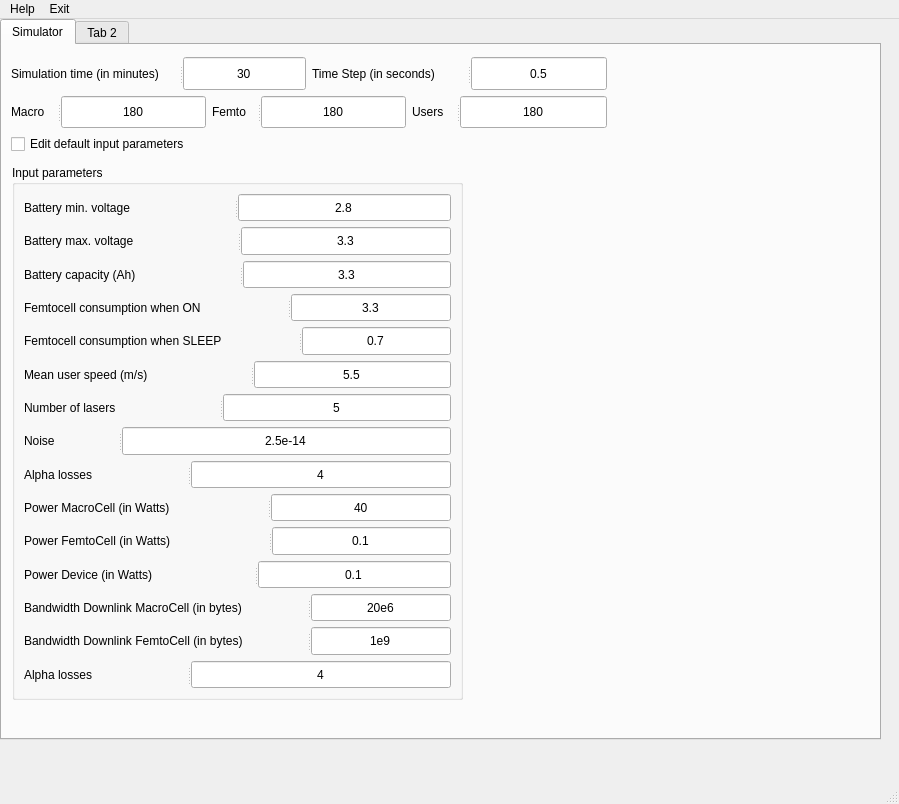
Above: ui/simulator.ui from 6G-XTREME/PoF_Simulator before the change. Below: the same form after it.
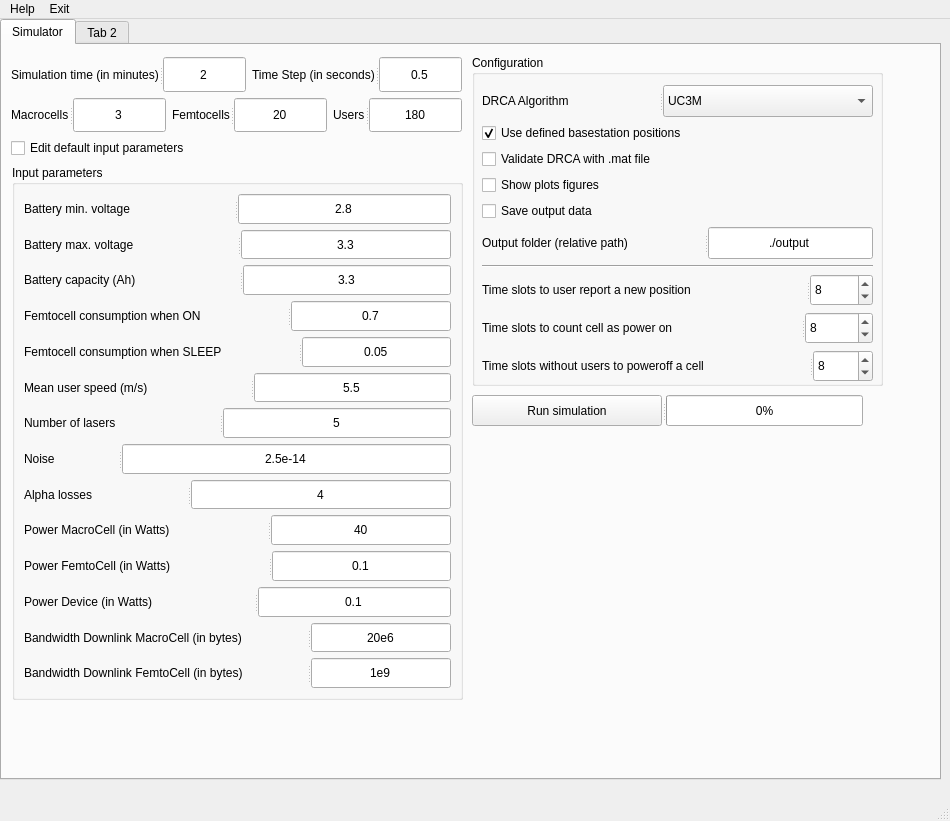
That is the form after the change.

Commit message: feat: ui executes simulator & shows graphs

```diff
--- a/ui/simulator.ui
+++ b/ui/simulator.ui
@@ -6,8 +6,8 @@
    <rect>
     <x>0</x>
     <y>0</y>
-    <width>899</width>
-    <height>804</height>
+    <width>950</width>
+    <height>821</height>
    </rect>
   </property>
   <property name="windowTitle">
@@ -19,8 +19,8 @@
      <rect>
       <x>0</x>
       <y>0</y>
-      <width>881</width>
-      <height>721</height>
+      <width>941</width>
+      <height>761</height>
      </rect>
     </property>
     <property name="sizePolicy">
@@ -75,6 +75,9 @@
           <property name="alignment">
            <set>Qt::AlignCenter</set>
           </property>
+          <property name="readOnly">
+           <bool>true</bool>
+          </property>
          </widget>
         </widget>
        </item>
@@ -104,6 +107,9 @@
           <property name="alignment">
            <set>Qt::AlignCenter</set>
           </property>
+          <property name="readOnly">
+           <bool>true</bool>
+          </property>
          </widget>
         </widget>
        </item>
@@ -133,6 +139,9 @@
           <property name="alignment">
            <set>Qt::AlignCenter</set>
           </property>
+          <property name="readOnly">
+           <bool>true</bool>
+          </property>
          </widget>
         </widget>
        </item>
@@ -157,11 +166,14 @@
            <enum>Qt::LeftToRight</enum>
           </property>
           <property name="text">
-           <string>3.3</string>
+           <string>0.7</string>
           </property>
           <property name="alignment">
            <set>Qt::AlignCenter</set>
           </property>
+          <property name="readOnly">
+           <bool>true</bool>
+          </property>
          </widget>
         </widget>
        </item>
@@ -186,11 +198,14 @@
            <enum>Qt::LeftToRight</enum>
           </property>
           <property name="text">
-           <string>0.7</string>
+           <string>0.05</string>
           </property>
           <property name="alignment">
            <set>Qt::AlignCenter</set>
           </property>
+          <property name="readOnly">
+           <bool>true</bool>
+          </property>
          </widget>
         </widget>
        </item>
@@ -220,6 +235,9 @@
           <property name="alignment">
            <set>Qt::AlignCenter</set>
           </property>
+          <property name="readOnly">
+           <bool>true</bool>
+          </property>
          </widget>
         </widget>
        </item>
@@ -249,6 +267,9 @@
           <property name="alignment">
            <set>Qt::AlignCenter</set>
           </property>
+          <property name="readOnly">
+           <bool>true</bool>
+          </property>
          </widget>
         </widget>
        </item>
@@ -278,6 +299,9 @@
           <property name="alignment">
            <set>Qt::AlignCenter</set>
           </property>
+          <property name="readOnly">
+           <bool>true</bool>
+          </property>
          </widget>
         </widget>
        </item>
@@ -307,6 +331,9 @@
           <property name="alignment">
            <set>Qt::AlignCenter</set>
           </property>
+          <property name="readOnly">
+           <bool>true</bool>
+          </property>
          </widget>
         </widget>
        </item>
@@ -336,6 +363,9 @@
           <property name="alignment">
            <set>Qt::AlignCenter</set>
           </property>
+          <property name="readOnly">
+           <bool>true</bool>
+          </property>
          </widget>
         </widget>
        </item>
@@ -365,6 +395,9 @@
           <property name="alignment">
            <set>Qt::AlignCenter</set>
           </property>
+          <property name="readOnly">
+           <bool>true</bool>
+          </property>
          </widget>
         </widget>
        </item>
@@ -394,6 +427,9 @@
           <property name="alignment">
            <set>Qt::AlignCenter</set>
           </property>
+          <property name="readOnly">
+           <bool>true</bool>
+          </property>
          </widget>
         </widget>
        </item>
@@ -423,6 +459,9 @@
           <property name="alignment">
            <set>Qt::AlignCenter</set>
           </property>
+          <property name="readOnly">
+           <bool>true</bool>
+          </property>
          </widget>
         </widget>
        </item>
@@ -452,47 +491,213 @@
           <property name="alignment">
            <set>Qt::AlignCenter</set>
           </property>
-         </widget>
-        </widget>
-       </item>
-       <item>
-        <widget class="QSplitter" name="splitter_18">
-         <property name="orientation">
-          <enum>Qt::Horizontal</enum>
-         </property>
-         <widget class="QLabel" name="small_cell_consumption_sleep_label_11">
-          <property name="text">
-           <string>Alpha losses</string>
-          </property>
-         </widget>
-         <widget class="QLineEdit" name="small_cell_consumption_sleep_edit_11">
-          <property name="sizePolicy">
-           <sizepolicy hsizetype="Maximum" vsizetype="Fixed">
-            <horstretch>0</horstretch>
-            <verstretch>0</verstretch>
-           </sizepolicy>
-          </property>
-          <property name="layoutDirection">
-           <enum>Qt::LeftToRight</enum>
-          </property>
-          <property name="text">
-           <string>4</string>
-          </property>
-          <property name="alignment">
-           <set>Qt::AlignCenter</set>
+          <property name="readOnly">
+           <bool>true</bool>
           </property>
          </widget>
         </widget>
        </item>
       </layout>
      </widget>
+     <widget class="QGroupBox" name="use_user_list_groupBox">
+      <property name="geometry">
+       <rect>
+        <x>470</x>
+        <y>10</y>
+        <width>411</width>
+        <height>331</height>
+       </rect>
+      </property>
+      <property name="title">
+       <string>Configuration</string>
+      </property>
+      <widget class="QWidget" name="">
+       <property name="geometry">
+        <rect>
+         <x>10</x>
+         <y>30</y>
+         <width>391</width>
+         <height>297</height>
+        </rect>
+       </property>
+       <layout class="QVBoxLayout" name="verticalLayout_3">
+        <item>
+         <widget class="QSplitter" name="splitter_21">
+          <property name="orientation">
+           <enum>Qt::Horizontal</enum>
+          </property>
+          <widget class="QLabel" name="algorithm_label">
+           <property name="text">
+            <string>DRCA Algorithm</string>
+           </property>
+          </widget>
+          <widget class="QComboBox" name="algorithm_comboBox">
+           <property name="sizePolicy">
+            <sizepolicy hsizetype="Maximum" vsizetype="Fixed">
+             <horstretch>0</horstretch>
+             <verstretch>0</verstretch>
+            </sizepolicy>
+           </property>
+           <property name="currentText">
+            <string>E-Lighthouse</string>
+           </property>
+           <item>
+            <property name="text">
+             <string>UC3M</string>
+            </property>
+           </item>
+           <item>
+            <property name="text">
+             <string>E-Lighthouse</string>
+            </property>
+           </item>
+          </widget>
+         </widget>
+        </item>
+        <item>
+         <widget class="QCheckBox" name="use_nice_setup_checkBox">
+          <property name="text">
+           <string>Use defined basestation positions</string>
+          </property>
+          <property name="checked">
+           <bool>true</bool>
+          </property>
+         </widget>
+        </item>
+        <item>
+         <widget class="QCheckBox" name="use_user_list_checkBox">
+          <property name="text">
+           <string>Validate DRCA with .mat file</string>
+          </property>
+         </widget>
+        </item>
+        <item>
+         <widget class="QCheckBox" name="show_plots_checkBox">
+          <property name="text">
+           <string>Show plots figures</string>
+          </property>
+          <property name="checked">
+           <bool>false</bool>
+          </property>
+         </widget>
+        </item>
+        <item>
+         <widget class="QCheckBox" name="save_output_checkBox">
+          <property name="text">
+           <string>Save output data</string>
+          </property>
+          <property name="checked">
+           <bool>false</bool>
+          </property>
+         </widget>
+        </item>
+        <item>
+         <widget class="QSplitter" name="splitter_22">
+          <property name="orientation">
+           <enum>Qt::Horizontal</enum>
+          </property>
+          <widget class="QLabel" name="output_folder_label">
+           <property name="text">
+            <string>Output folder (relative path)</string>
+           </property>
+          </widget>
+          <widget class="QLineEdit" name="output_folder_edit">
+           <property name="sizePolicy">
+            <sizepolicy hsizetype="Maximum" vsizetype="Fixed">
+             <horstretch>0</horstretch>
+             <verstretch>0</verstretch>
+            </sizepolicy>
+           </property>
+           <property name="layoutDirection">
+            <enum>Qt::LeftToRight</enum>
+           </property>
+           <property name="text">
+            <string>./output</string>
+           </property>
+           <property name="alignment">
+            <set>Qt::AlignCenter</set>
+           </property>
+          </widget>
+         </widget>
+        </item>
+        <item>
+         <widget class="Line" name="line">
+          <property name="orientation">
+           <enum>Qt::Horizontal</enum>
+          </property>
+         </widget>
+        </item>
+        <item>
+         <widget class="QSplitter" name="splitter_18">
+          <property name="orientation">
+           <enum>Qt::Horizontal</enum>
+          </property>
+          <widget class="QLabel" name="user_report_position_label">
+           <property name="text">
+            <string>Time slots to user report a new position</string>
+           </property>
+          </widget>
+          <widget class="QSpinBox" name="user_report_position_spinBox">
+           <property name="value">
+            <number>8</number>
+           </property>
+          </widget>
+         </widget>
+        </item>
+        <item>
+         <widget class="QSplitter" name="splitter_23">
+          <property name="orientation">
+           <enum>Qt::Horizontal</enum>
+          </property>
+          <widget class="QLabel" name="startup_max_tokens_label">
+           <property name="text">
+            <string>Time slots to count cell as power on</string>
+           </property>
+          </widget>
+          <widget class="QSpinBox" name="startup_max_tokens_spinBox">
+           <property name="value">
+            <number>8</number>
+           </property>
+          </widget>
+         </widget>
+        </item>
+        <item>
+         <widget class="QSplitter" name="splitter_24">
+          <property name="orientation">
+           <enum>Qt::Horizontal</enum>
+          </property>
+          <widget class="QLabel" name="poweroff_unused_cell_label">
+           <property name="text">
+            <string>Time slots without users to poweroff a cell</string>
+           </property>
+          </widget>
+          <widget class="QSpinBox" name="poweroff_unused_cell_spinBox">
+           <property name="value">
+            <number>8</number>
+           </property>
+          </widget>
+         </widget>
+        </item>
+       </layout>
+      </widget>
+     </widget>
+     <widget class="QWidget" name="figure" native="true">
+      <property name="geometry">
+       <rect>
+        <x>460</x>
+        <y>380</y>
+        <width>471</width>
+        <height>341</height>
+       </rect>
+      </property>
+     </widget>
      <widget class="QWidget" name="">
       <property name="geometry">
        <rect>
         <x>9</x>
         <y>12</y>
-        <width>596</width>
-        <height>97</height>
+        <width>451</width>
+        <height>101</height>
        </rect>
       </property>
       <layout class="QVBoxLayout" name="verticalLayout_2">
@@ -516,7 +721,7 @@
              </sizepolicy>
             </property>
             <property name="text">
-             <string>30</string>
+             <string>2</string>
             </property>
             <property name="alignment">
              <set>Qt::AlignCenter</set>
@@ -561,7 +766,7 @@
            </property>
            <widget class="QLabel" name="NMacroCells_label">
             <property name="text">
-             <string>Macro</string>
+             <string>Macrocells</string>
             </property>
            </widget>
            <widget class="QLineEdit" name="NMacroCells_edit">
@@ -572,7 +777,7 @@
              </sizepolicy>
             </property>
             <property name="text">
-             <string>180</string>
+             <string>3</string>
             </property>
             <property name="alignment">
              <set>Qt::AlignCenter</set>
@@ -587,7 +792,7 @@
            </property>
            <widget class="QLabel" name="NFemtoCells_label">
             <property name="text">
-             <string>Femto</string>
+             <string>Femtocells</string>
             </property>
            </widget>
            <widget class="QLineEdit" name="NFemtoCells_edit">
@@ -598,7 +803,7 @@
              </sizepolicy>
             </property>
             <property name="text">
-             <string>180</string>
+             <string>20</string>
             </property>
             <property name="alignment">
              <set>Qt::AlignCenter</set>
@@ -643,6 +848,29 @@
        </item>
       </layout>
      </widget>
+     <widget class="QSplitter" name="splitter_25">
+      <property name="geometry">
+       <rect>
+        <x>470</x>
+        <y>350</y>
+        <width>391</width>
+        <height>31</height>
+       </rect>
+      </property>
+      <property name="orientation">
+       <enum>Qt::Horizontal</enum>
+      </property>
+      <widget class="QPushButton" name="run_pushButton">
+       <property name="text">
+        <string>Run simulation</string>
+       </property>
+      </widget>
+      <widget class="QProgressBar" name="simulation_progressBar">
+       <property name="value">
+        <number>0</number>
+       </property>
+      </widget>
+     </widget>
     </widget>
     <widget class="QWidget" name="tab_2">
      <attribute name="title">
@@ -656,7 +884,7 @@
     <rect>
      <x>0</x>
      <y>0</y>
-     <width>899</width>
+     <width>950</width>
      <height>24</height>
     </rect>
    </property>
```
Left out of the diff: 24 changed lines with no effect on the pictures. The commit also changes 5 other files.
